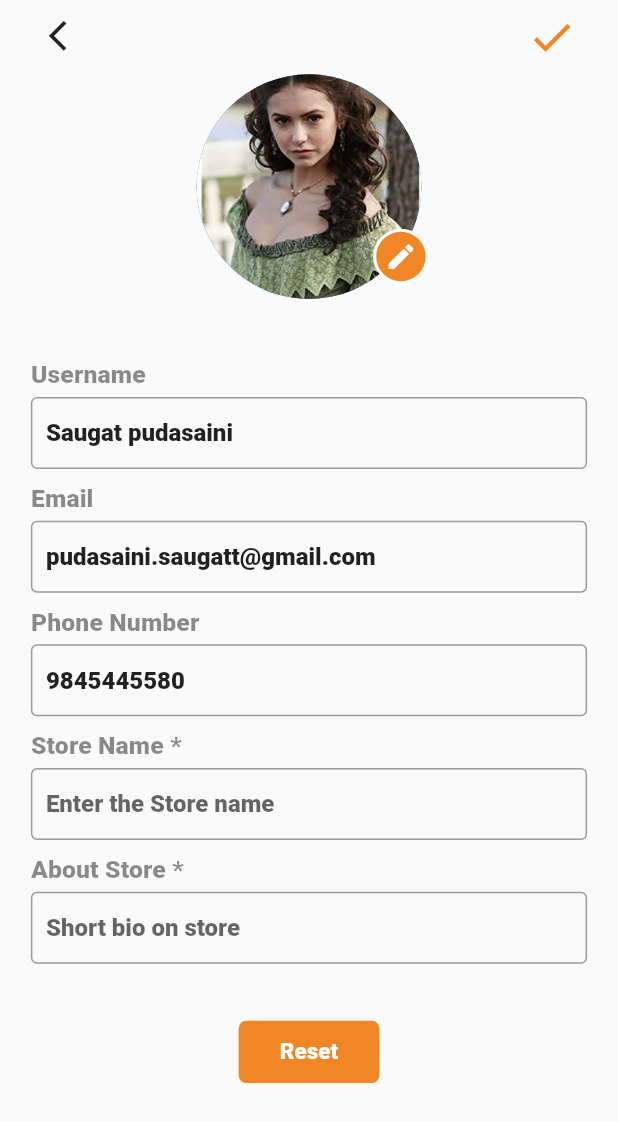
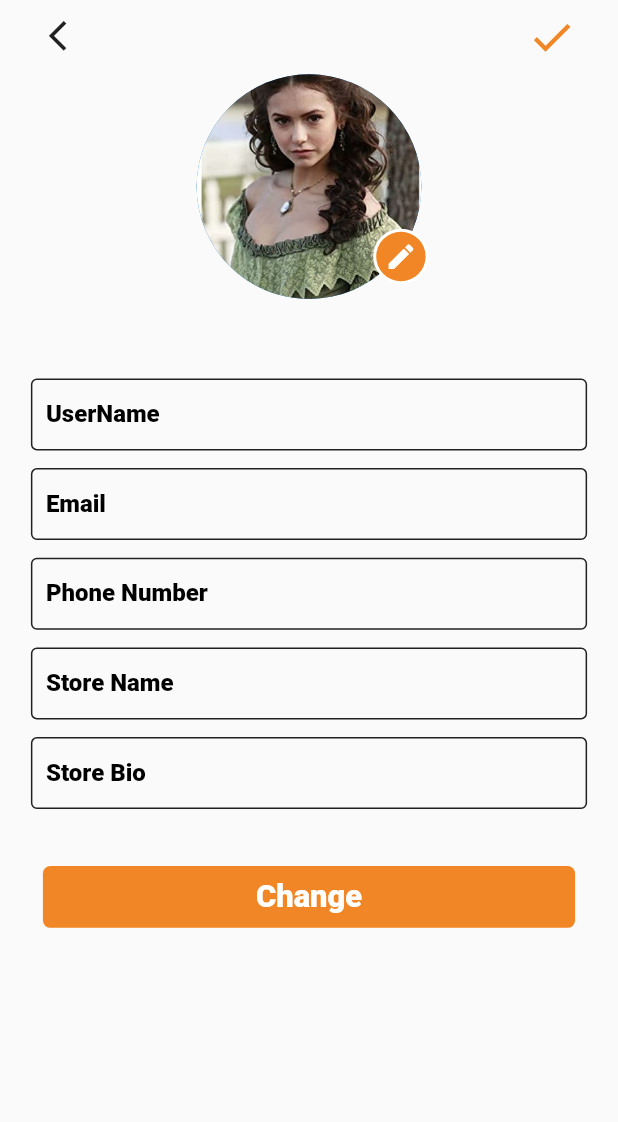
Before and after one commit to Gameofcode1/flutterproject, a Flutter app: the MyProfile screen opened by its route, after a tap on "Edit Profle", on a phone screen of 412 x 824 dp. Shown: the top 1122 px of the screen. Run offline on Flutter 3.47's test engine with Material 2 defaults, Android fonts, the phone set to English and light mode, and no system bars; our stand-ins replace carousel_slider, flutter_form_builder, font_awesome_flutter, image_picker; Roboto replaces fonts that are missing (Robotm).

Commit message:
Profile page spacing managed part 3

```diff
--- a/lib/editpage/constant.dart
+++ b/lib/editpage/constant.dart
@@ -1,14 +1,15 @@
 import 'package:flutter/material.dart';
 
 const kEditDecoration = InputDecoration(
-  border: OutlineInputBorder(borderSide: BorderSide(color: Colors.white)),
+  border:OutlineInputBorder(),
+  labelStyle: TextStyle(color: Colors.black),
   hintText: "Enter the values",
   contentPadding: EdgeInsets.symmetric(vertical: 3.0, horizontal: 10.0),
   enabledBorder: OutlineInputBorder(
-    borderSide: BorderSide(color: Colors.black38, width: 1.0),
+    borderSide: BorderSide(color: Colors.black87, width: 1.0),
   ),
   focusedBorder: OutlineInputBorder(
-    borderSide: BorderSide(color: Color(0xffF08626), width: 2.0),
+    borderSide: BorderSide(color: Colors.black26, width: 1.0),
   ),
 );
 
--- a/lib/editpage/edit.dart
+++ b/lib/editpage/edit.dart
@@ -7,7 +7,6 @@ class EditText extends StatefulWidget {
   final String newusername;
   final String eemail;
   final String newnumber;
-
   EditText({this.newusername, this.eemail, this.newnumber});
 
   @override
@@ -91,7 +90,7 @@ class _EditTextState extends State<EditText> {
                           padding: EdgeInsets.all(2),
                           child: CircleAvatar(
                             radius: height / 50,
-                            backgroundColor:Color(0xffF08626),
+                            backgroundColor: Color(0xffF08626),
                             child: Icon(
                               Icons.edit,
                               color: Colors.white,
@@ -106,52 +105,36 @@ class _EditTextState extends State<EditText> {
                 Column(
                   crossAxisAlignment: CrossAxisAlignment.start,
                   children: [
-                    Text("Username",
-                        style: kTextStyle.copyWith(fontSize: height / 50)),
                     Container(
-
-                      margin: EdgeInsets.only(top: height / 160),
+                      margin: EdgeInsets.only(top: height / 70),
                       child: TextField(
-                        controller: users,
                         onChanged: (values) {
                           username = values;
                         },
                         obscureText: false,
                         textAlign: TextAlign.left,
                         decoration: kEditDecoration.copyWith(
-                            hintText: "Enter the username"),
+                            hintText: "UserName",
+                            labelText: "UserName",
+                            border: OutlineInputBorder()),
                       ),
                     ),
                     Container(
-                      margin: EdgeInsets.only(top: height / 80),
-                      child: Text("Email",
-                          textAlign: TextAlign.start,
-                          style: kTextStyle.copyWith(fontSize: height / 50)),
-                    ),
-                    Container(
-                      margin: EdgeInsets.only(top: height / 160),
-
+                      margin: EdgeInsets.only(top: height / 70),
                       child: TextField(
-                          controller: email,
                           onChanged: (value) {
                             myemail = value;
                           },
                           keyboardType: TextInputType.emailAddress,
-                          obscureText: false,
                           textAlign: TextAlign.left,
                           decoration: kEditDecoration.copyWith(
-                              hintText: "Enter the email")),
+                              hintText: "Email",
+                              labelText: "Email",
+                              border: OutlineInputBorder())),
                     ),
                     Container(
-                      margin: EdgeInsets.only(top: height / 80),
-                      child: Text("Phone Number",
-                          style: kTextStyle.copyWith(fontSize: height / 50)),
-                    ),
-                    Container(
-
-                      margin: EdgeInsets.only(top: height / 160),
+                      margin: EdgeInsets.only(top: height / 70),
                       child: TextField(
-                        controller: phone,
                         onChanged: (values) {
                           number = values;
                         },
@@ -159,39 +142,33 @@ class _EditTextState extends State<EditText> {
                         obscureText: false,
                         textAlign: TextAlign.left,
                         decoration: kEditDecoration.copyWith(
-                            hintText: "Enter the phonenumber"),
+                            hintText: "Phone number",
+                            labelText: "Phone Number",
+                            border: OutlineInputBorder()),
                       ),
                     ),
                     Container(
-                      margin: EdgeInsets.only(top: height / 80),
-                      child: Text("Store Name *",
-                          style: kTextStyle.copyWith(fontSize: height / 50)),
-                    ),
-                    Container(
-
-                      margin: EdgeInsets.only(top: height / 160),
+                      margin: EdgeInsets.only(top: height / 70),
                       child: TextField(
                         keyboardType: TextInputType.text,
                         obscureText: false,
                         textAlign: TextAlign.left,
                         decoration: kEditDecoration.copyWith(
-                            hintText: "Enter the Store name"),
+                            hintText: "Store Name",
+                            border: OutlineInputBorder(),
+                            labelText: "Store Name"),
                       ),
                     ),
                     Container(
-                      margin: EdgeInsets.only(top: height / 80),
-                      child: Text("About Store *",
-                          style: kTextStyle.copyWith(fontSize: height / 50)),
-                    ),
-                    Container(
-
-                      margin: EdgeInsets.only(top: height / 160),
+                      margin: EdgeInsets.only(top: height / 70),
                       child: TextField(
                         keyboardType: TextInputType.text,
                         obscureText: false,
                         textAlign: TextAlign.left,
                         decoration: kEditDecoration.copyWith(
-                            hintText: "Short bio on store"),
+                            hintText: "Store Bio",
+                            border: OutlineInputBorder(),
+                            labelText: "Store Bio"),
                       ),
                     ),
                     TextButton(
@@ -207,20 +184,20 @@ class _EditTextState extends State<EditText> {
                       },
                       child: Center(
                         child: Container(
+                            width: double.infinity,
+                            height: height / 20,
                             margin: EdgeInsets.only(top: 30.0),
                             decoration: BoxDecoration(
                               borderRadius: BorderRadius.circular(5.0),
                               color: Color(0xffF08626),
                             ),
-                            padding: EdgeInsets.only(
-                                left: width / 15,
-                                right: width / 15,
-                                top: height / 70,
-                                bottom: height / 70),
-                            child: Text(
-                              "Reset",
-                              style: TextStyle(
-                                  color: Colors.white, fontSize: height / 55),
+                            child: Center(
+                              child: Text(
+                                "Change",
+                                textAlign: TextAlign.center,
+                                style: TextStyle(
+                                    color: Colors.white, fontSize: height / 40),
+                              ),
                             )),
                       ),
                     ),
--- a/lib/profile/profile.dart
+++ b/lib/profile/profile.dart
@@ -1,15 +1,19 @@
 import 'package:flutter/material.dart';
 import 'package:myprofile/editpage/edit.dart';
+
 import './methods/allcard.dart';
 import 'constants.dart';
 import 'package:myprofile/notification/notification.dart';
+import './widgets/imageupload.dart';
+import 'dart:io';
 
 class MyProfile extends StatefulWidget {
   static const String id = 'MyProfile';
   final String sname;
   final String semail;
   final String snumber;
-  MyProfile({this.sname, this.semail, this.snumber});
+  final File simage;
+  MyProfile({this.sname, this.semail, this.snumber,this.simage});
 
   @override
   _MyProfileState createState() => _MyProfileState();
@@ -101,12 +105,43 @@ class _MyProfileState extends State<MyProfile> {
                         height: data.size.height / 900,
                         color: kActiveIconColor,
                       ),
-                      CircleAvatar(
-                        radius: data.size.height / 12,
-                        backgroundImage: AssetImage(
-                          'images/katherine.jpg',
-                        ),
-                      ),
+                      Stack(overflow: Overflow.visible, children: [
+                        CircleAvatar(
+                          radius: data.size.height / 12,
+                          backgroundImage:widget.simage==null?AssetImage("images/katherine.jpg"):Image.file(widget.simage)),
+                        Positioned(
+                          top: data.size.height / 8,
+                          left: data.size.height / 8,
+                          child: Container(
+                            decoration: BoxDecoration(
+
+                                color: Colors.white,
+                                borderRadius: BorderRadius.circular(30)),
+                            padding: EdgeInsets.all(2),
+                            child: CircleAvatar(
+                              radius: data.size.height / 50,
+                              backgroundColor: Color(0xffF08626),
+                              child: IconButton(
+                                onPressed: () {
+                                    showModalBottomSheet(
+                          context: context,
+                          builder: (context) => Container(
+                            margin: EdgeInsets.only(top: data.size.height / 40),
+                            height: MediaQuery.of(context).size.height / 5,
+                            child:ImageUpload() ,
+                          ),
+                        );
+
+                                      },
+
+                                icon: Icon(Icons.camera),
+                                color: Colors.white,
+                                iconSize: data.size.height / 45,
+                              ),
+                            ),
+                          ),
+                        )
+                      ]),
                       Container(
                         margin: EdgeInsets.only(top: data.size.height / 65),
                         width: data.size.width / 4,
--- a/lib/profile/widgets/newcard.dart
+++ b/lib/profile/widgets/newcard.dart
@@ -14,13 +14,11 @@ class NewCard extends StatelessWidget {
   Widget build(BuildContext context) {
     final data = MediaQuery.of(context);
     return Padding(
-      padding: EdgeInsets.only(top:MediaQuery.of(context).size.height/150),
+      padding: EdgeInsets.only(top: MediaQuery.of(context).size.height / 150),
       child: Card(
-
         shape: kCardShape,
         elevation: 1.0,
         child: Container(
-
           width: data.size.width / 1.2,
           height: data.size.height / 17,
           child: Row(
```
Also changed, not shown: lib/profile/widgets/imageupload.dart (added, +67 -0 lines).
